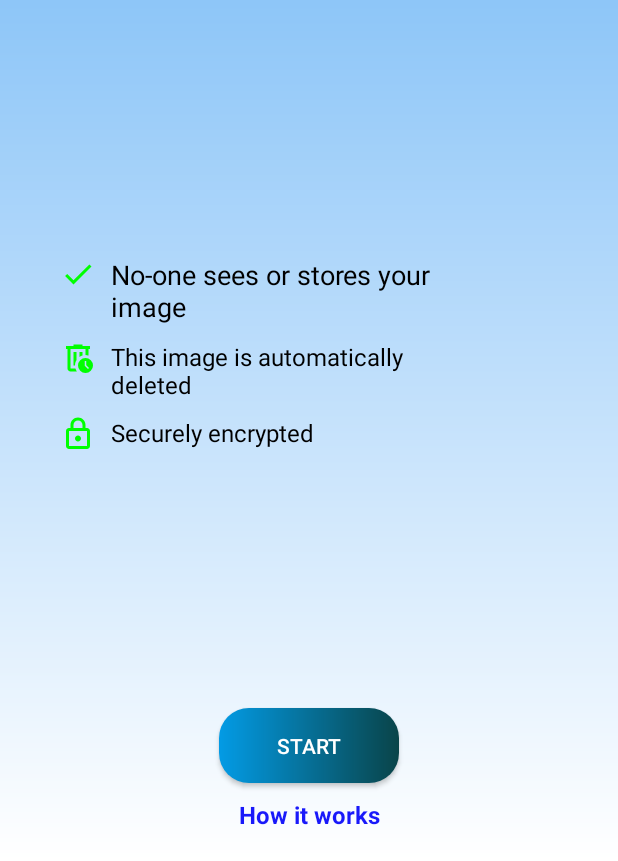
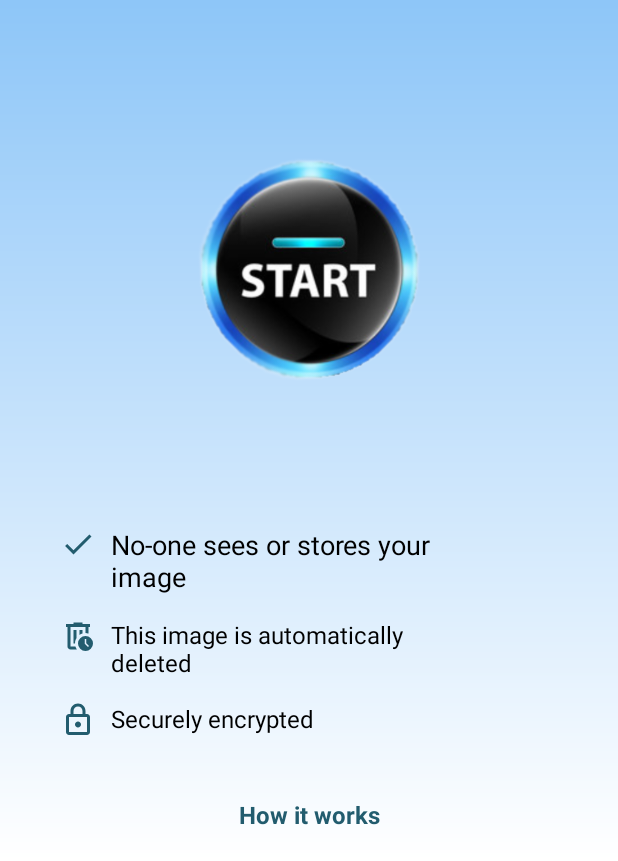
Before and after one commit to ahmad-shaban/age-estimator, an Android app: the screen it shows after launch (MainActivity), on a phone screen of 412 x 824 dp, the part 375-1236 px from its top. Run offline under Robolectric (Android 15) with nearby library versions, the phone set to English and light mode, and no system bars; 2 statements that could not run were skipped.

Commit message:
update main activity interface

```diff
--- a/app/src/main/java/com/example/ageestimator/MainActivity.java
+++ b/app/src/main/java/com/example/ageestimator/MainActivity.java
@@ -5,6 +5,7 @@ import androidx.appcompat.app.AppCompatActivity;
 import android.content.Intent;
 import android.os.Bundle;
 import android.widget.Button;
+import android.widget.ImageButton;
 
 public class MainActivity extends AppCompatActivity {
 
--- a/app/src/main/res/drawable/auto_delete.xml
+++ b/app/src/main/res/drawable/auto_delete.xml
@@ -1,4 +1,4 @@
-<vector android:height="24dp" android:tint="#00FF00"
+<vector android:height="24dp" android:tint="#225c6e"
     android:viewportHeight="960" android:viewportWidth="960"
     android:width="24dp" xmlns:android="http://schemas.android.com/apk/res/android">
     <path android:fillColor="@android:color/white" android:pathData="M280,240L280,240L280,400Q280,400 280,481.5Q280,563 280,680Q280,701 280,721Q280,741 280,760L280,760Q280,760 280,760Q280,760 280,760L280,240ZM450,840L280,840Q247,840 223.5,816.5Q200,793 200,760L200,240L160,240L160,160L360,160L360,120L600,120L600,160L800,160L800,240L760,240L760,412Q743,407 720.5,403.5Q698,400 680,400L680,240L280,240L280,760Q280,760 280,760Q280,760 280,760L412,760Q418,781 428,801.5Q438,822 450,840ZM360,680L400,680Q400,617 420,576.5Q440,536 440,536L440,320L360,320L360,680ZM520,450Q537,439 558.5,428Q580,417 600,412L600,320L520,320L520,450ZM680,880Q597,880 538.5,821.5Q480,763 480,680Q480,597 538.5,538.5Q597,480 680,480Q763,480 821.5,538.5Q880,597 880,680Q880,763 821.5,821.5Q763,880 680,880ZM746,774L774,746L700,672L700,560L660,560L660,688L746,774Z"/>
--- a/app/src/main/res/drawable/done.xml
+++ b/app/src/main/res/drawable/done.xml
@@ -1,4 +1,4 @@
-<vector android:height="24dp" android:tint="#00ff00"
+<vector android:height="24dp" android:tint="#225c6e"
     android:viewportHeight="24" android:viewportWidth="24"
     android:width="24dp" xmlns:android="http://schemas.android.com/apk/res/android">
     <path android:fillColor="@android:color/white" android:pathData="M9,16.2L4.8,12l-1.4,1.4L9,19 21,7l-1.4,-1.4L9,16.2z"/>
--- a/app/src/main/res/drawable/lock.xml
+++ b/app/src/main/res/drawable/lock.xml
@@ -1,4 +1,4 @@
-<vector android:height="24dp" android:tint="#00FF00"
+<vector android:height="24dp" android:tint="#225c6e"
     android:viewportHeight="24" android:viewportWidth="24"
     android:width="24dp" xmlns:android="http://schemas.android.com/apk/res/android">
     <path android:fillColor="@android:color/white" android:pathData="M18,8h-1L17,6c0,-2.76 -2.24,-5 -5,-5S7,3.24 7,6v2L6,8c-1.1,0 -2,0.9 -2,2v10c0,1.1 0.9,2 2,2h12c1.1,0 2,-0.9 2,-2L20,10c0,-1.1 -0.9,-2 -2,-2zM9,6c0,-1.66 1.34,-3 3,-3s3,1.34 3,3v2L9,8L9,6zM18,20L6,20L6,10h12v10zM12,17c1.1,0 2,-0.9 2,-2s-0.9,-2 -2,-2 -2,0.9 -2,2 0.9,2 2,2z"/>
--- a/app/src/main/res/layout/activity_main.xml
+++ b/app/src/main/res/layout/activity_main.xml
@@ -50,10 +50,21 @@
         android:layout_height="wrap_content"
         android:orientation="vertical"
         android:layout_centerHorizontal="true"
-        app:layout_constraintTop_toBottomOf="@+id/TopView"
+        app:layout_constraintBottom_toTopOf="@+id/linkTextView"
         app:layout_constraintStart_toStartOf="parent"
         app:layout_constraintEnd_toEndOf="parent"
-        app:layout_constraintBottom_toTopOf="@+id/startBtn">
+        android:layout_marginBottom="40dp"
+        >
+<!--        app:layout_constraintBottom_toTopOf="@+id/linkTextView"-->
+<!--        app:layout_constraintStart_toStartOf="parent"-->
+<!--        app:layout_constraintEnd_toEndOf="parent"-->
+<!--        android:layout_marginBottom="40dp"-->
+
+<!--        app:layout_constraintTop_toBottomOf="@+id/TopView"-->
+<!--        app:layout_constraintStart_toStartOf="parent"-->
+<!--        app:layout_constraintEnd_toEndOf="parent"-->
+<!--        app:layout_constraintBottom_toTopOf="@+id/startBtn"-->
+<!--        android:layout_marginBottom="40dp"-->
     <!--******************************** Done mark ********************************-->
         <ImageView
             android:id="@+id/doneMark"
@@ -81,7 +92,7 @@
             android:layout_width="wrap_content"
             android:layout_height="wrap_content"
             android:src="@drawable/auto_delete"
-            android:layout_marginTop="10dp"
+            android:layout_marginTop="15dp"
             android:layout_marginStart="40dp"
             app:layout_constraintTop_toBottomOf="@+id/doneText"
             app:layout_constraintStart_toStartOf="parent"
@@ -104,7 +115,7 @@
             android:layout_width="wrap_content"
             android:layout_height="wrap_content"
             android:src="@drawable/lock"
-            android:layout_marginTop="10dp"
+            android:layout_marginTop="15dp"
             android:layout_marginStart="40dp"
             app:layout_constraintTop_toBottomOf="@+id/deleteText"
             app:layout_constraintStart_toStartOf="parent"
@@ -125,18 +136,30 @@
     </androidx.constraintlayout.widget.ConstraintLayout>
 
     <!--******************************** button ********************************-->
-    <android.widget.Button
+    <ImageButton
         android:id="@+id/startBtn"
-        android:layout_width="120dp"
-        android:layout_height="50dp"
-        android:text="Start"
-        android:textColor="#fff"
-        android:background="@drawable/custom_btn"
-        android:layout_marginBottom="10dp"
-        app:layout_constraintBottom_toTopOf="@+id/linkTextView"
+        android:layout_width="150dp"
+        android:layout_height="150dp"
+        android:background="@drawable/start"
+        android:scaleType="fitCenter"
+        android:layout_marginTop="10dp"
+        app:layout_constraintTop_toBottomOf="@+id/TopView"
         app:layout_constraintStart_toStartOf="parent"
         app:layout_constraintEnd_toEndOf="parent"
+        app:layout_constraintBottom_toTopOf="@+id/groupContainer"
         />
+<!--    <android.widget.Button-->
+<!--        android:id="@+id/startBtn"-->
+<!--        android:layout_width="120dp"-->
+<!--        android:layout_height="50dp"-->
+<!--        android:text="Start"-->
+<!--        android:textColor="#fff"-->
+<!--        android:background="@drawable/custom_btn"-->
+<!--        android:layout_marginBottom="10dp"-->
+<!--        app:layout_constraintBottom_toTopOf="@+id/linkTextView"-->
+<!--        app:layout_constraintStart_toStartOf="parent"-->
+<!--        app:layout_constraintEnd_toEndOf="parent"-->
+<!--        />-->
 
     <TextView
         android:id="@+id/linkTextView"
@@ -145,7 +168,7 @@
         android:text="How it works"
         android:layout_centerHorizontal="true"
         android:textSize="16sp"
-        android:textColor="#1919FA"
+        android:textColor="#225c6e"
         android:layout_marginBottom="20dp"
         android:textStyle="bold"
         android:clickable="true"
```
Also changed, not shown: app/src/main/res/drawable/start.png (added).
